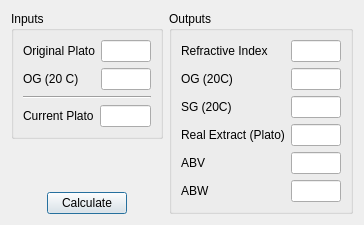
The window that ui/refractoDialog.ui (Brewtarget/brewtarget) describes before a commit, drawn with Qt 5.
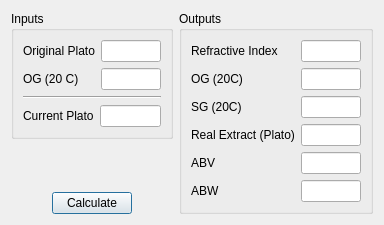
The same window after the commit.

Commit message: Updated the manual, and a few minor fixes in the refractoDialog and pitchDialog.

What changed in the file:
```diff
--- a/ui/refractoDialog.ui
+++ b/ui/refractoDialog.ui
@@ -6,7 +6,7 @@
    <rect>
     <x>0</x>
     <y>0</y>
-    <width>345</width>
+    <width>363</width>
     <height>223</height>
    </rect>
   </property>
@@ -35,7 +35,7 @@
            <widget class="QLineEdit" name="lineEdit_op">
             <property name="minimumSize">
              <size>
-              <width>50</width>
+              <width>60</width>
               <height>0</height>
              </size>
             </property>
@@ -58,7 +58,7 @@
            <widget class="QLineEdit" name="lineEdit_inputOG">
             <property name="minimumSize">
              <size>
-              <width>50</width>
+              <width>60</width>
               <height>0</height>
              </size>
             </property>
@@ -92,7 +92,7 @@
            <widget class="QLineEdit" name="lineEdit_cp">
             <property name="minimumSize">
              <size>
-              <width>50</width>
+              <width>60</width>
               <height>0</height>
              </size>
             </property>
@@ -157,7 +157,7 @@
        <widget class="QLineEdit" name="lineEdit_ri">
         <property name="minimumSize">
          <size>
-          <width>50</width>
+          <width>60</width>
           <height>0</height>
          </size>
         </property>
@@ -180,7 +180,7 @@
        <widget class="QLineEdit" name="lineEdit_sg">
         <property name="minimumSize">
          <size>
-          <width>50</width>
+          <width>60</width>
           <height>0</height>
          </size>
         </property>
@@ -203,7 +203,7 @@
        <widget class="QLineEdit" name="lineEdit_abv">
         <property name="minimumSize">
          <size>
-          <width>50</width>
+          <width>60</width>
           <height>0</height>
          </size>
         </property>
@@ -226,7 +226,7 @@
        <widget class="QLineEdit" name="lineEdit_abw">
         <property name="minimumSize">
          <size>
-          <width>50</width>
+          <width>60</width>
           <height>0</height>
          </size>
         </property>
@@ -256,7 +256,7 @@
        <widget class="QLineEdit" name="lineEdit_re">
         <property name="minimumSize">
          <size>
-          <width>50</width>
+          <width>60</width>
           <height>0</height>
          </size>
         </property>
@@ -279,7 +279,7 @@
        <widget class="QLineEdit" name="lineEdit_og">
         <property name="minimumSize">
          <size>
-          <width>50</width>
+          <width>60</width>
           <height>0</height>
          </size>
         </property>
```
The commit also changes 5 other files.
